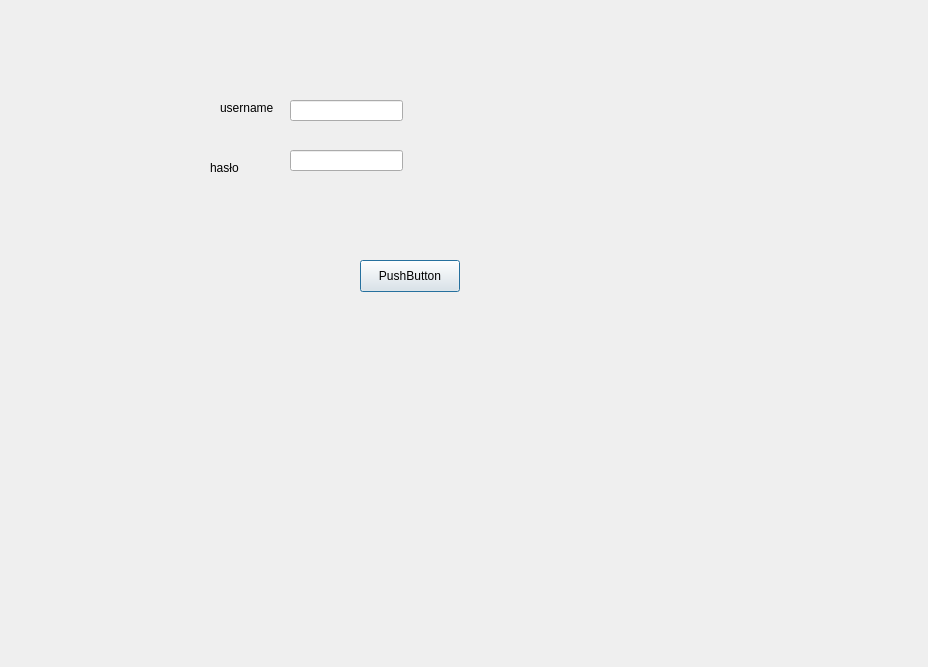
Above: PlanMaster/registerdialog.ui from nkarolczyk/PlanMaster before the change. Below: the same form after it.
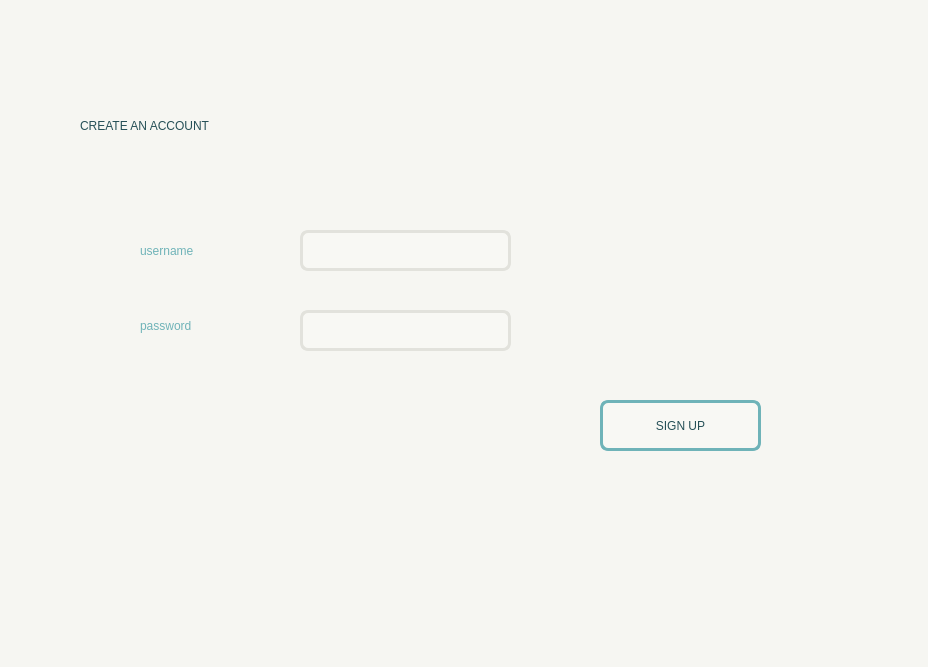
That is the form after the change.

Commit message: gui juz ze stylami podgladowe i naprawione wszystkie błedy z main

Patch:
```diff
--- a/PlanMaster/registerdialog.ui
+++ b/PlanMaster/registerdialog.ui
@@ -13,48 +13,80 @@
   <property name="windowTitle">
    <string>Dialog</string>
   </property>
+  <property name="styleSheet">
+   <string notr="true">background-color: #f6f6f2;</string>
+  </property>
   <widget class="QLineEdit" name="usernameLineEdit">
    <property name="geometry">
     <rect>
-     <x>290</x>
-     <y>100</y>
-     <width>113</width>
-     <height>21</height>
+     <x>300</x>
+     <y>230</y>
+     <width>211</width>
+     <height>41</height>
     </rect>
    </property>
+   <property name="styleSheet">
+    <string notr="true">background-color: #f8f8f4;      
+border: 3px solid #e2e2dc;     
+border-radius: 8px;              
+font: 700 22pt &quot;Optima&quot;;
+color: rgb(38, 80, 87); 
+
+</string>
+   </property>
   </widget>
   <widget class="QLineEdit" name="passwordLineEdit">
    <property name="geometry">
     <rect>
-     <x>290</x>
-     <y>150</y>
-     <width>113</width>
-     <height>21</height>
+     <x>300</x>
+     <y>310</y>
+     <width>211</width>
+     <height>41</height>
     </rect>
    </property>
+   <property name="styleSheet">
+    <string notr="true">background-color: #f8f8f4;      
+border: 3px solid #e2e2dc;     
+border-radius: 8px;              
+font: 700 22pt &quot;Optima&quot;;
+color: rgb(38, 80, 87); 
+
+</string>
+   </property>
   </widget>
   <widget class="QPushButton" name="registerButton">
    <property name="geometry">
     <rect>
-     <x>360</x>
-     <y>260</y>
-     <width>100</width>
-     <height>32</height>
+     <x>600</x>
+     <y>400</y>
+     <width>161</width>
+     <height>51</height>
     </rect>
    </property>
+   <property name="styleSheet">
+    <string notr="true">background-color: #f8f8f4;      
+border: 3px solid #6FB3B8;     
+border-radius: 8px;              
+font: 700 35pt &quot;Optima&quot;;
+color: rgb(38, 80, 87);</string>
+   </property>
    <property name="text">
-    <string>PushButton</string>
+    <string>SIGN UP</string>
    </property>
   </widget>
   <widget class="QLabel" name="usernameLabel">
    <property name="geometry">
     <rect>
-     <x>220</x>
-     <y>100</y>
-     <width>58</width>
-     <height>16</height>
+     <x>140</x>
+     <y>230</y>
+     <width>131</width>
+     <height>41</height>
     </rect>
    </property>
+   <property name="styleSheet">
+    <string notr="true">font: 700 italic 30pt &quot;Optima&quot;;
+color: #6FB3B8;</string>
+   </property>
    <property name="text">
     <string>username</string>
    </property>
@@ -62,14 +94,35 @@
   <widget class="QLabel" name="passwordLabel">
    <property name="geometry">
     <rect>
-     <x>210</x>
-     <y>160</y>
-     <width>58</width>
-     <height>16</height>
+     <x>140</x>
+     <y>310</y>
+     <width>131</width>
+     <height>31</height>
     </rect>
    </property>
+   <property name="styleSheet">
+    <string notr="true">font: 700 italic 30pt &quot;Optima&quot;;
+color: #6FB3B8;</string>
+   </property>
    <property name="text">
-    <string>hasło</string>
+    <string>password</string>
+   </property>
+  </widget>
+  <widget class="QLabel" name="label">
+   <property name="geometry">
+    <rect>
+     <x>80</x>
+     <y>80</y>
+     <width>731</width>
+     <height>91</height>
+    </rect>
+   </property>
+   <property name="styleSheet">
+    <string notr="true">font: 700 70pt &quot;Optima&quot;;
+color: rgb(38, 80, 87);</string>
+   </property>
+   <property name="text">
+    <string>CREATE AN ACCOUNT</string>
    </property>
   </widget>
  </widget>
```
The commit also changes 5 other files.
